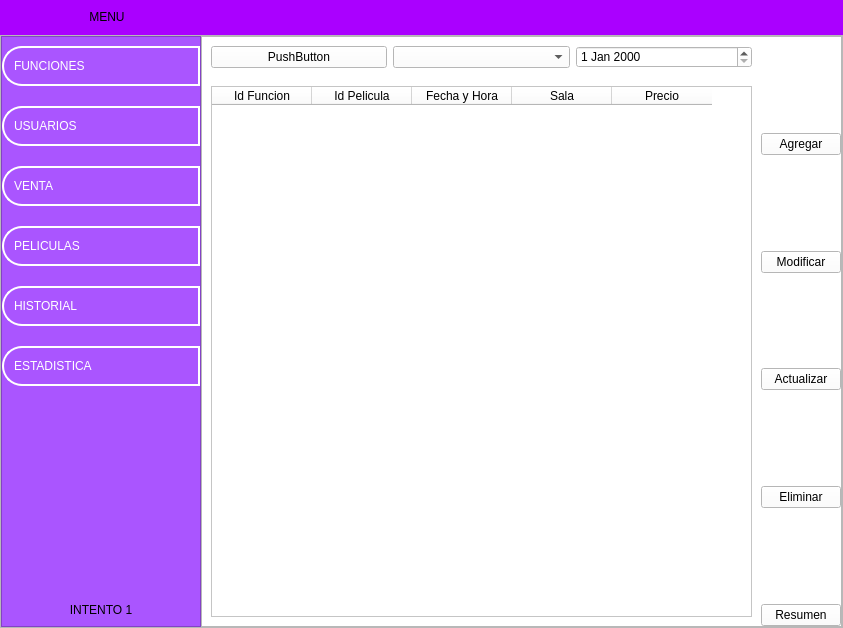
Qt form ui/menu.ui (LeandroMuzalski1843/Proyecto_Final_Practicas_II) before a commit.
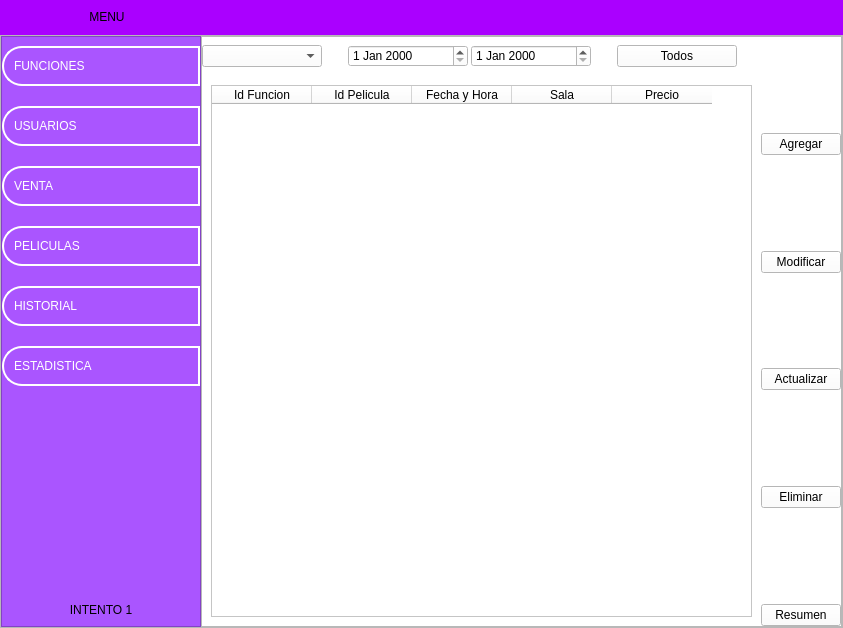
The same form after that commit. The open tabs and pages were chosen to show the change. Icons and pictures are not drawn.

Commit message: Filtro Funciones Completo

The edit to the form file:
```diff
--- a/ui/menu.ui
+++ b/ui/menu.ui
@@ -677,19 +677,123 @@
                      <height>100</height>
                     </size>
                    </property>
-                   <layout class="QHBoxLayout" name="horizontalLayout_36">
+                   <layout class="QVBoxLayout" name="verticalLayout_16">
+                    <property name="spacing">
+                     <number>0</number>
+                    </property>
+                    <property name="leftMargin">
+                     <number>0</number>
+                    </property>
+                    <property name="topMargin">
+                     <number>0</number>
+                    </property>
+                    <property name="rightMargin">
+                     <number>0</number>
+                    </property>
+                    <property name="bottomMargin">
+                     <number>0</number>
+                    </property>
                     <item>
-                     <widget class="QPushButton" name="pushButton_15">
-                      <property name="text">
-                       <string>PushButton</string>
+                     <layout class="QHBoxLayout" name="horizontalLayout_15">
+                      <property name="spacing">
+                       <number>0</number>
                       </property>
-                     </widget>
-                    </item>
-                    <item>
-                     <widget class="QComboBox" name="comboBox_4"/>
-                    </item>
-                    <item>
-                     <widget class="QDateEdit" name="dateEdit_4"/>
+                      <item>
+                       <widget class="QComboBox" name="comboBox_idfunciones">
+                        <property name="minimumSize">
+                         <size>
+                          <width>120</width>
+                          <height>0</height>
+                         </size>
+                        </property>
+                       </widget>
+                      </item>
+                      <item>
+                       <spacer name="horizontalSpacer_8">
+                        <property name="orientation">
+                         <enum>Qt::Horizontal</enum>
+                        </property>
+                        <property name="sizeHint" stdset="0">
+                         <size>
+                          <width>40</width>
+                          <height>20</height>
+                         </size>
+                        </property>
+                       </spacer>
+                      </item>
+                      <item>
+                       <widget class="QDateEdit" name="fecha_filtro_inicio_f">
+                        <property name="minimumSize">
+                         <size>
+                          <width>120</width>
+                          <height>0</height>
+                         </size>
+                        </property>
+                       </widget>
+                      </item>
+                      <item>
+                       <spacer name="horizontalSpacer_9">
+                        <property name="orientation">
+                         <enum>Qt::Horizontal</enum>
+                        </property>
+                        <property name="sizeHint" stdset="0">
+                         <size>
+                          <width>18</width>
+                          <height>20</height>
+                         </size>
+                        </property>
+                       </spacer>
+                      </item>
+                      <item>
+                       <widget class="QDateEdit" name="fecha_filtro_fin_f">
+                        <property name="minimumSize">
+                         <size>
+                          <width>120</width>
+                          <height>0</height>
+                         </size>
+                        </property>
+                       </widget>
+                      </item>
+                      <item>
+                       <spacer name="horizontalSpacer_11">
+                        <property name="orientation">
+                         <enum>Qt::Horizontal</enum>
+                        </property>
+                        <property name="sizeHint" stdset="0">
+                         <size>
+                          <width>40</width>
+                          <height>20</height>
+                         </size>
+                        </property>
+                       </spacer>
+                      </item>
+                      <item>
+                       <widget class="QPushButton" name="btn_mostrar_todo_funcion">
+                        <property name="minimumSize">
+                         <size>
+                          <width>120</width>
+                          <height>0</height>
+                         </size>
+                        </property>
+                        <property name="text">
+                         <string>Todos</string>
+                        </property>
+                       </widget>
+                      </item>
+                      <item>
+                       <spacer name="horizontalSpacer_10">
+                        <property name="orientation">
+                         <enum>Qt::Horizontal</enum>
+                        </property>
+                        <property name="sizeHint" stdset="0">
+                         <size>
+                          <width>38</width>
+                          <height>20</height>
+                         </size>
+                        </property>
+                       </spacer>
+                      </item>
+                     </layout>
                     </item>
                    </layout>
                   </widget>
```
Left out of the diff: 2 changed lines with no effect on the pictures. The commit also changes 6 other files.
